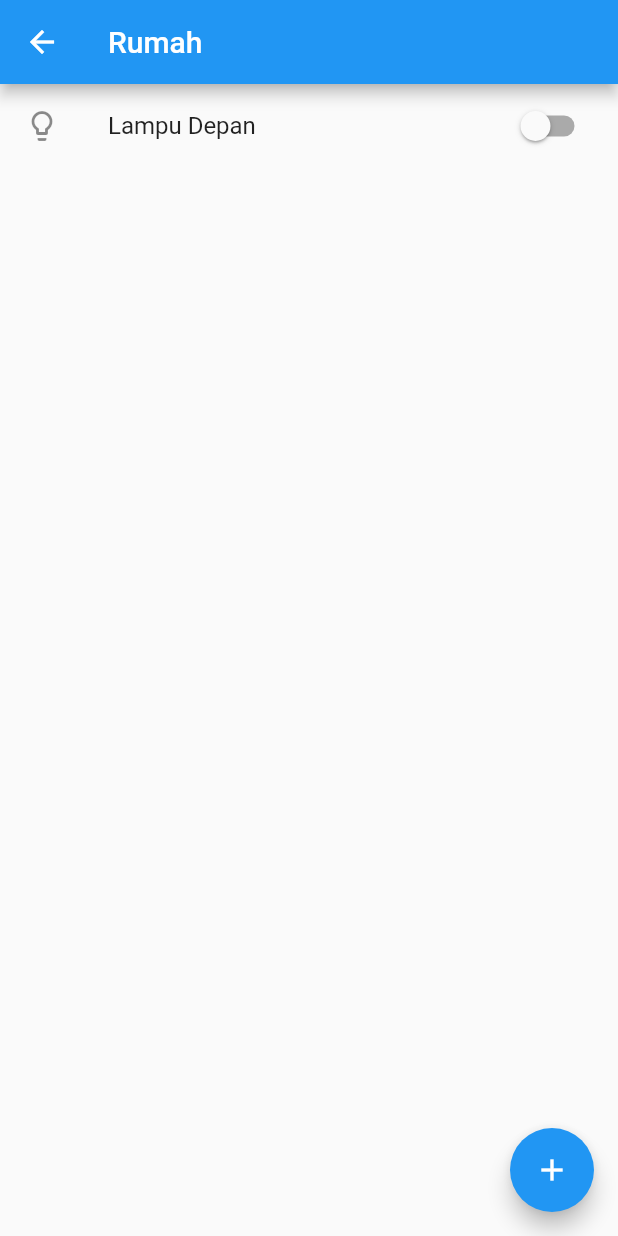
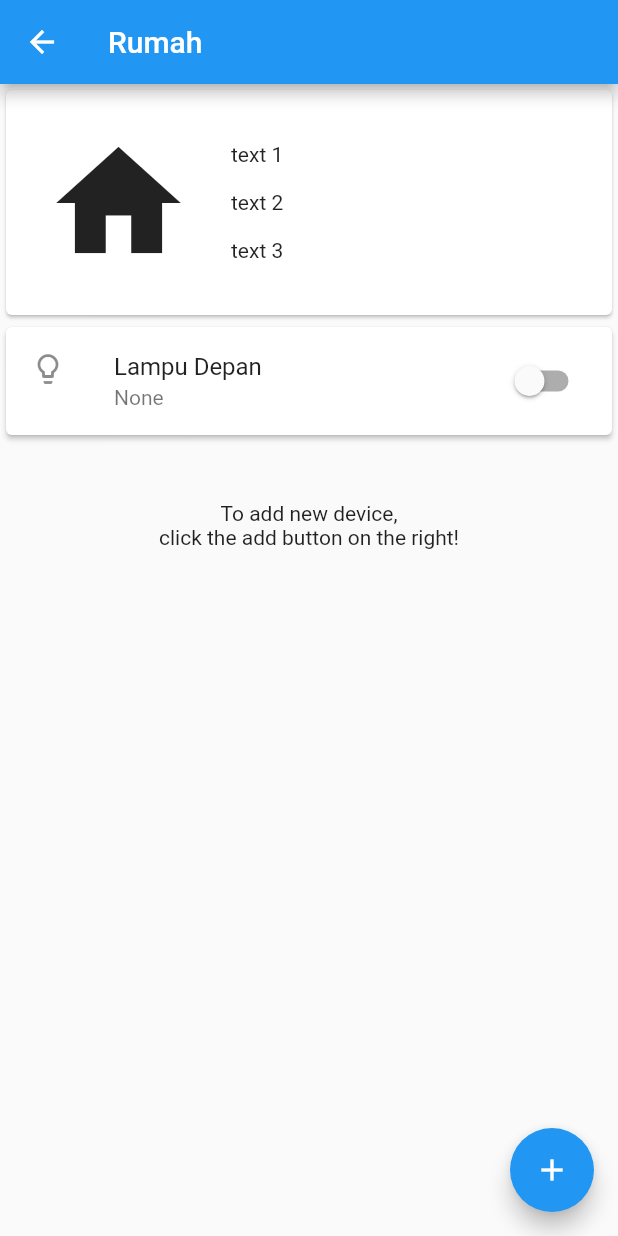
Before and after one commit to RevHounds/flutter-trial, a Flutter app: the screen it shows after launch, after a tap on "Rumah", on a phone screen of 412 x 824 dp. Run offline on Flutter 3.47's test engine with Material 2 defaults, Android fonts, the phone set to English and light mode, and no system bars; our stand-ins replace fluttertoast; network calls fail.

Commit message:
device on location_detail updated

```diff
--- a/lib/add_device_page.dart
+++ b/lib/add_device_page.dart
@@ -2,7 +2,7 @@ import 'package:flutter/material.dart';
 import './utils/container.dart';
 import './view/device_presenter.dart';
 import './data/model/location.dart';
-
+import './utils/toast.dart';
 
 class AddDevicePage extends StatefulWidget{
   static const String routeName = "/add-device";
@@ -16,6 +16,7 @@ class AddDevicePageContainerState extends State<AddDevicePage> implements AddDev
   Location location;
 
   final nameController = TextEditingController();
+  final descController = TextEditingController();
 
   AddDevicePresenter presenter;
 
@@ -33,6 +34,7 @@ class AddDevicePageContainerState extends State<AddDevicePage> implements AddDev
   void initState() {
       super.initState();
       nameController.text = "";
+      descController.text = "";
     }
 
   @override
@@ -47,7 +49,15 @@ class AddDevicePageContainerState extends State<AddDevicePage> implements AddDev
           new IconButton(
             icon: new Icon(Icons.done),
             onPressed: (){
-              Device newDevice = new Device(name: nameController.text);
+              if(nameController.text == ""){
+                Toaster.create("Name shouldn't be blank!");
+                return;
+              }
+              Device newDevice;
+              if(descController.text != '')
+                newDevice = new Device(name: nameController.text, description: descController.text);
+              else
+                newDevice = new Device(name: nameController.text);
               presenter.saveDeviceOnLocation(newDevice, location);
             },
           )
@@ -68,6 +78,17 @@ class AddDevicePageContainerState extends State<AddDevicePage> implements AddDev
                     hintText: 'Name'
                   ),
                 ),
+            ),
+            new ListTile(
+              leading: new Icon(Icons.description),
+              title: new TextField(
+                controller: descController,
+                autocorrect: false,
+                decoration: new InputDecoration(
+                    contentPadding: EdgeInsets.zero,
+                    hintText: 'Description'
+                  ),
+              ),
             )
           ],
         ),
--- a/lib/data/model/location.dart
+++ b/lib/data/model/location.dart
@@ -46,9 +46,11 @@ class Device{
   String name;
   bool status;
   String icon;
+  String description;
   Device({
     this.name,
     this.icon = "lightbulb_outline",
-    this.status = false
+    this.status = false,
+    this.description = "None"
   }) : uid = new IDGenerator().generateUID();
 }
--- a/lib/location_detail.dart
+++ b/lib/location_detail.dart
@@ -112,22 +112,85 @@ class DeviceListState extends State<DeviceList> implements LocationDetailContrac
     location = container.onFocusLocation;
     devices = location.devices;
 
-    var widget;
+    int device_on = 0, device_off = 0, device_total = 0;
+
+    var page;
+    var header;
+    var body;
 
     if(isSearching){
       presenter.loadLocationByUID(location.uid);
-      widget = new Center(
+      body = new Center(
         child: new Padding(
           padding: const EdgeInsets.only(left: 16.0, right: 16.0),
           child: new CircularProgressIndicator()
         )
       );
     } else if(devices.isNotEmpty){
-      int length = devices.length;
-      print("number of devices: $length");
-      widget = new ListView.builder(
-        itemBuilder: (BuildContext context, int index){
-                        return new ListTile(
+
+    }
+
+    device_off = device_total - device_on;
+
+    page = new ListView(
+      children: buildDeviceList(devices.length)
+    );
+
+    return page;
+
+  }
+
+  Widget buildHeader(){
+    return new Card(
+      child:
+      new Row(
+        children: <Widget>[
+          new Padding(
+            child: new Icon(
+              Icons.home,
+              size: 100.0,
+            ),
+            padding: EdgeInsets.all(25.0),
+          ),
+          new Column(
+            children: <Widget>[
+              new Text("text 1", ),
+              new Divider(
+                color: Colors.grey,
+              ),
+              new Text("text 2"),
+              new Divider(
+                color: Colors.grey,
+              ),
+              new Text("text 3"),
+            ],
+          )
+        ],
+      ),
+    );
+  }
+
+
+  Widget buildFooter(){
+    return new Padding(
+      padding: new EdgeInsets.all(40.0),
+      child: new Text(
+        "To add new device,\nclick the add button on the right!",
+        textAlign: TextAlign.center
+        ),
+    );
+  }
+
+  List<Widget> buildDeviceList(int length){
+    List<Widget> list = new List<Widget>();
+    list.add(buildHeader());
+    for(int index = 0; index<length; index++){
+      list.add(
+        new Card(
+          elevation: 1.5,
+          child: new Column(
+            children: <Widget>[
+              new ListTile(
                 leading: new Icon(Icons.lightbulb_outline),
                 title: new Text(devices[index].name),
                 trailing: new Switch(
@@ -136,15 +199,14 @@ class DeviceListState extends State<DeviceList> implements LocationDetailContrac
                     presenter.changeState(location, devices[index]);
                   },
                 ),
-                        );
-                      },
-        itemCount: devices.length,
-      );
-    } else{
-      widget = new Center(
-        child: new Text("There is nothing to show"),
+                subtitle: new Text(devices[index].description),
+              ),
+            ],
+          ),
+        )
       );
     }
-    return widget;
+    list.add(buildFooter());
+    return list;
   }
 }
--- /dev/null
+++ b/lib/utils/toast.dart
@@ -0,0 +1,17 @@
+import 'package:fluttertoast/fluttertoast.dart';
+
+class Toaster{
+
+  static void create(
+    String msg,
+  ){
+    Fluttertoast.showToast(
+      msg: msg,
+      toastLength: Toast.LENGTH_SHORT,
+      gravity: ToastGravity.CENTER,
+      timeInSecForIos: 1,
+      bgcolor: "#e74c3c",
+      textcolor: '#ffffff'
+    );
+  }
+}
--- a/pubspec.yaml
+++ b/pubspec.yaml
@@ -5,6 +5,7 @@ dependencies:
   flutter:
     sdk: flutter
   uuid: "^1.0.0"
+  fluttertoast: ^2.0.4
 
   # The following adds the Cupertino Icons font to your application.
   # Use with the CupertinoIcons class for iOS style icons.
```
Also changed, not shown: pubspec.lock. Lines whose indentation alone changed are shown as unchanged.
